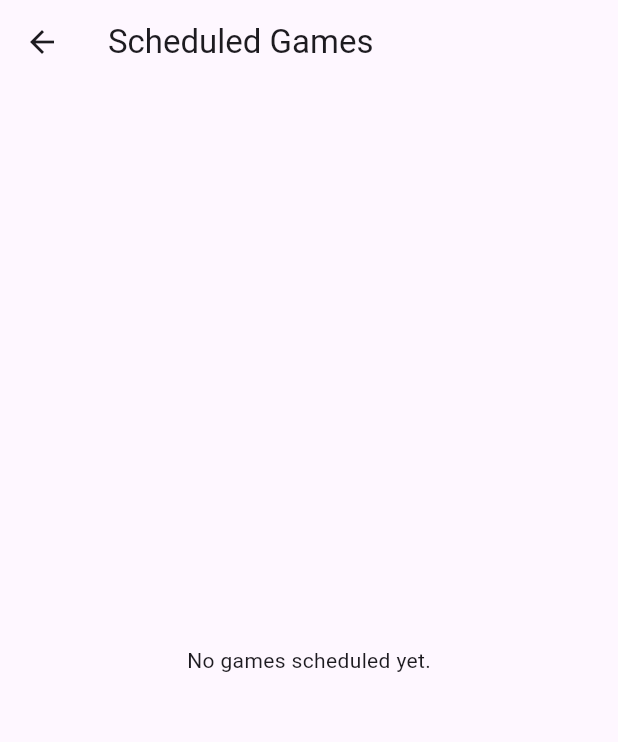
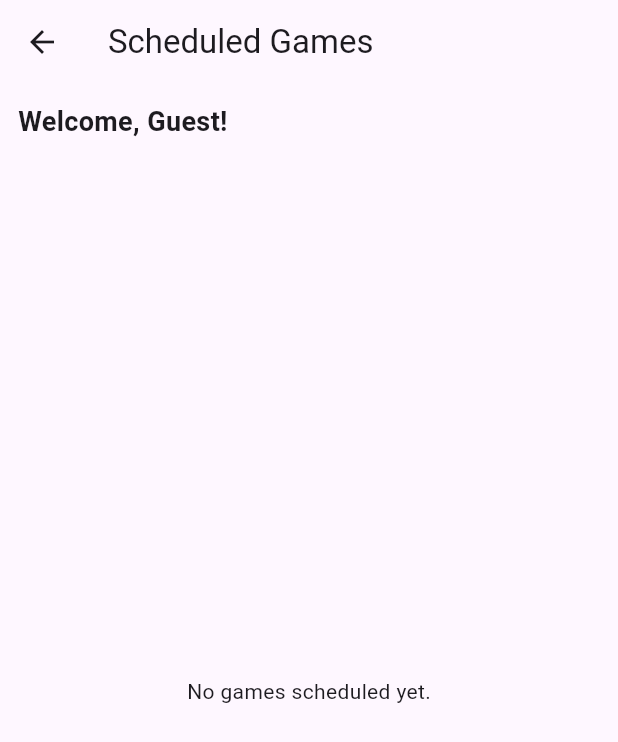
Before and after one commit to Cole-Brito/ENG4001, a Flutter app: the ScheduledGamesScreen screen opened directly, on a phone screen of 412 x 824 dp. Shown: the top 742 px of the screen. Run offline on Flutter 3.47's test engine with Material 3 defaults, Android fonts, the light colour scheme and no system bars.

Commit message:
Added Guest Login and welcome message on schedule screen

```diff
--- a/lib/scheduled_games_screen.dart
+++ b/lib/scheduled_games_screen.dart
@@ -11,8 +11,18 @@ class ScheduledGamesScreen extends StatelessWidget {
 
     return Scaffold(
       appBar: AppBar(title: Text('Scheduled Games')),
-      body:
-          games.isEmpty
+      body: Padding(
+        padding: const EdgeInsets.all(12.0),
+        child: Column(
+          crossAxisAlignment: CrossAxisAlignment.start,
+          children: [
+            Text(
+              'Welcome, Guest!',
+              style: TextStyle(fontSize: 18, fontWeight: FontWeight.bold),
+            ),
+            SizedBox(height: 16),
+            Expanded(
+              child: games.isEmpty
               ? Center(child: Text('No games scheduled yet.'))
               : ListView.builder(
                 itemCount: games.length,
@@ -33,6 +43,10 @@ class ScheduledGamesScreen extends StatelessWidget {
                   );
                 },
               ),
+              ),
+          ],
+        ),
+      ),
     );
   }
 }
```
Also changed, not shown: lib/login_screen.dart (+19 -0 lines).
